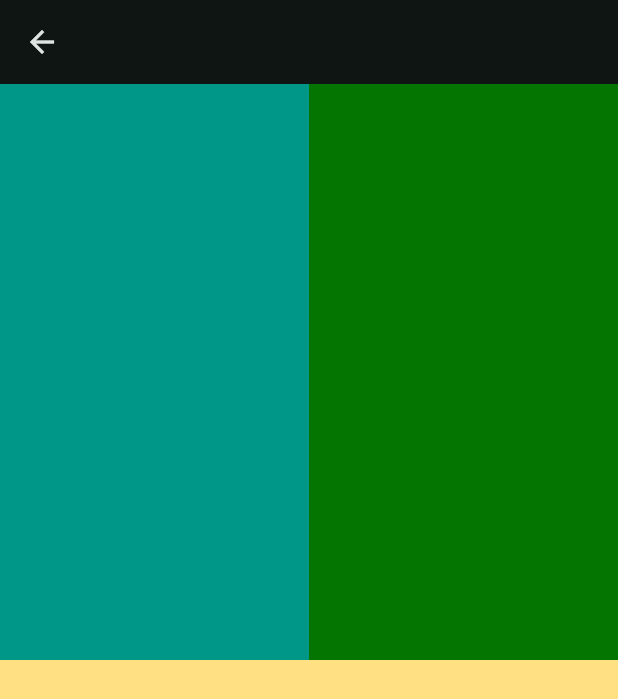
After one commit to Danny-Py5/flutter-tutorial-sept-15-2025-monday-1-53pm, a Flutter app: the Settings screen opened directly, after a tap on "Show ExpandedFlexible", on a phone screen of 412 x 824 dp. The commit adds this screen. Shown: the top 699 px of the screen. Run offline on Flutter 3.47's test engine with Material 3 defaults, Android fonts, the phone set to English and light mode, and no system bars; our stand-ins replace lottie, shared_preferences; accounts and stored records are empty.

Commit message:
Expanded

```diff
--- /dev/null
+++ b/lib/views/pages/expanded_flexible_page.dart
@@ -0,0 +1,32 @@
+import 'package:flutter/material.dart';
+
+class ExpandedFlexiblePage extends StatelessWidget {
+  const ExpandedFlexiblePage({super.key});
+
+  @override
+  Widget build(BuildContext context) {
+    return Scaffold(
+      appBar: AppBar(),
+      body: SizedBox(
+        // height: 200.0,
+        child: Column(
+          children: [
+            Expanded(
+              child: Row(
+                children: [
+                  Expanded(child: Container(color: Colors.teal)),
+                  Expanded(
+                    child: Container(
+                      color: const Color.fromARGB(255, 4, 117, 0),
+                    ),
+                  ),
+                ],
+              ),
+            ),
+            Expanded(child: Container(color: Colors.amber.shade200)),
+          ],
+        ),
+      ),
+    );
+  }
+}
--- a/lib/views/pages/settings.dart
+++ b/lib/views/pages/settings.dart
@@ -1,4 +1,5 @@
 import 'package:flutter/material.dart';
+import 'package:flutter_application_1/views/pages/expanded_flexible_page.dart';
 
 import '../../data/value_notifier.dart';
 
@@ -182,8 +183,17 @@ class _SettingsState extends State<Settings> {
                   backgroundColor: Colors.teal,
                   foregroundColor: Colors.white,
                 ),
-                onPressed: () {},
-                child: Text("Styled ElevatedButton"),
+                onPressed: () {
+                  Navigator.push(
+                    context,
+                    MaterialPageRoute(
+                      builder: (context) {
+                        return ExpandedFlexiblePage();
+                      },
+                    ),
+                  );
+                },
+                child: Text("Show ExpandedFlexible"),
               ),
               // normal elevated button
               ElevatedButton(onPressed: () {}, child: Text('ElevatedButton')),
```
